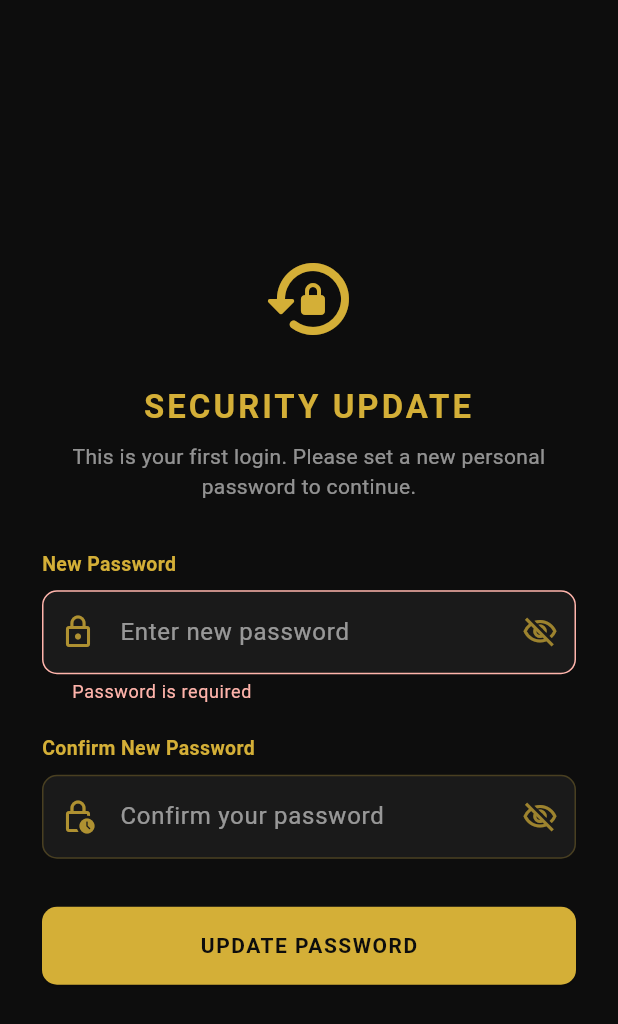
After one commit to Natzuu18/gahira, a Flutter app: the ChangePasswordPage screen opened directly, after a tap on "UPDATE PASSWORD", on a phone screen of 412 x 824 dp. The commit adds this screen. Shown: the top 1024 px of the screen. Run offline on Flutter 3.47's test engine with Material 3 defaults, Android fonts, the phone set to English and light mode, and no system bars; our stand-ins replace dartz, equatable, file_picker, pdf, printing, supabase_flutter; accounts and stored records are empty.

Commit message:
password changes 1st login done

```diff
--- a/lib/application/services/auth_service.dart
+++ b/lib/application/services/auth_service.dart
@@ -28,6 +28,10 @@ class AuthService {
     return result.map((entity) => UserDto.fromEntity(entity));
   }
 
+  Future<Either<Failure, void>> updatePassword(String newPassword) {
+    return repository.updatePassword(newPassword);
+  }
+
   Future<Either<Failure, void>> logout() => repository.logout();
 
   Future<Either<Failure, UserDto?>> getCurrentUser() async {
--- a/lib/domain/repositories/auth_repository.dart
+++ b/lib/domain/repositories/auth_repository.dart
@@ -25,6 +25,9 @@ abstract class AuthRepository {
   /// Optional but commonly paired with login/signup — logs the current user out.
   Future<Either<Failure, void>> logout();
 
+  /// Updates the password of the currently logged-in user.
+  Future<Either<Failure, void>> updatePassword(String newPassword);
+
   /// Optional — checks if a user session already exists (auto-login on app start).
   Future<Either<Failure, UserEntity?>> getCurrentUser();
 }
--- a/lib/main.dart
+++ b/lib/main.dart
@@ -6,6 +6,7 @@ import './presentation/operator/operator_dashboard.dart';
 import './presentation/client/client_dashboard.dart';
 import './presentation/shared_widgets/themeToggleButton.dart';
 import './presentation/landing/landing_page.dart';
+import './presentation/landing/change_password_page.dart';
 
 import './infrastructure/supabase/supabase_config.dart';
 import './infrastructure/repositories/supabase_auth_repository.dart';
@@ -162,6 +163,13 @@ class _LoginPageState extends State<LoginPage>
 
   void _goToDashboard(String role, String name) {
     final String normalizedRole = role.toLowerCase();
+
+    if (normalizedRole == 'change_password_required') {
+      Navigator.of(context).pushReplacement(
+        MaterialPageRoute(builder: (_) => const ChangePasswordPage()),
+      );
+      return;
+    }
 
     if (normalizedRole == 'admin') {
       Navigator.of(context).pushReplacement(
--- /dev/null
+++ b/lib/presentation/landing/change_password_page.dart
@@ -0,0 +1,193 @@
+import 'package:flutter/material.dart';
+import '../shared_widgets/appColor.dart';
+import '../../infrastructure/repositories/supabase_auth_repository.dart';
+import '../../application/services/auth_service.dart';
+import '../../main.dart';
+
+class ChangePasswordPage extends StatefulWidget {
+  const ChangePasswordPage({super.key});
+
+  @override
+  State<ChangePasswordPage> createState() => _ChangePasswordPageState();
+}
+
+class _ChangePasswordPageState extends State<ChangePasswordPage> {
+  final _formKey = GlobalKey<FormState>();
+  final _passwordController = TextEditingController();
+  final _confirmPasswordController = TextEditingController();
+  bool _isLoading = false;
+  bool _obscurePass = true;
+  bool _obscureConfirm = true;
+
+  @override
+  void dispose() {
+    _passwordController.dispose();
+    _confirmPasswordController.dispose();
+    super.dispose();
+  }
+
+  Future<void> _handleChangePassword() async {
+    if (!_formKey.currentState!.validate()) return;
+
+    setState(() => _isLoading = true);
+
+    final authService = AuthService(SupabaseAuthRepository());
+    final result = await authService.updatePassword(_passwordController.text.trim());
+
+    if (!mounted) return;
+    setState(() => _isLoading = false);
+
+    result.fold(
+      (failure) {
+        ScaffoldMessenger.of(context).showSnackBar(
+          SnackBar(
+            content: Text(failure.message),
+            backgroundColor: Colors.redAccent,
+          ),
+        );
+      },
+      (_) {
+        ScaffoldMessenger.of(context).showSnackBar(
+          const SnackBar(
+            content: Text('Password updated successfully! Please log in with your new password.'),
+            backgroundColor: Colors.green,
+          ),
+        );
+        // After password update, we log them out so they can log in with new credentials
+        authService.logout();
+        Navigator.of(context).pushAndRemoveUntil(
+          MaterialPageRoute(builder: (_) => const LoginPage()),
+          (route) => false,
+        );
+      },
+    );
+  }
+
+  @override
+  Widget build(BuildContext context) {
+    return Scaffold(
+      backgroundColor: context.bgColor,
+      body: Center(
+        child: SingleChildScrollView(
+          padding: const EdgeInsets.all(28),
+          child: ConstrainedBox(
+            constraints: const BoxConstraints(maxWidth: 400),
+            child: Form(
+              key: _formKey,
+              child: Column(
+                mainAxisSize: MainAxisSize.min,
+                crossAxisAlignment: CrossAxisAlignment.stretch,
+                children: [
+                  const Icon(Icons.lock_reset_rounded, color: kGold, size: 64),
+                  const SizedBox(height: 24),
+                  const Text(
+                    'SECURITY UPDATE',
+                    textAlign: TextAlign.center,
+                    style: TextStyle(
+                      color: kGold,
+                      fontSize: 22,
+                      fontWeight: FontWeight.bold,
+                      letterSpacing: 2,
+                    ),
+                  ),
+                  const SizedBox(height: 8),
+                  Text(
+                    'This is your first login. Please set a new personal password to continue.',
+                    textAlign: TextAlign.center,
+                    style: TextStyle(color: context.mutedTextColor, fontSize: 14),
+                  ),
+                  const SizedBox(height: 32),
+
+                  _buildLabel('New Password'),
+                  const SizedBox(height: 8),
+                  _buildTextField(
+                    controller: _passwordController,
+                    hint: 'Enter new password',
+                    icon: Icons.lock_outline,
+                    obscureText: _obscurePass,
+                    onToggleObscure: () => setState(() => _obscurePass = !_obscurePass),
+                    validator: (v) {
+                      if (v == null || v.isEmpty) return 'Password is required';
+                      if (v.length < 8) return 'Password must be at least 8 characters';
+                      return null;
+                    },
+                  ),
+                  const SizedBox(height: 20),
+
+                  _buildLabel('Confirm New Password'),
+                  const SizedBox(height: 8),
+                  _buildTextField(
+                    controller: _confirmPasswordController,
+                    hint: 'Confirm your password',
+                    icon: Icons.lock_clock_outlined,
+                    obscureText: _obscureConfirm,
+                    onToggleObscure: () => setState(() => _obscureConfirm = !_obscureConfirm),
+                    validator: (v) {
+                      if (v != _passwordController.text) return 'Passwords do not match';
+                      return null;
+                    },
+                  ),
+                  const SizedBox(height: 32),
+
+                  SizedBox(
+                    height: 52,
+                    child: ElevatedButton(
+                      onPressed: _isLoading ? null : _handleChangePassword,
+                      style: ElevatedButton.styleFrom(
+                        backgroundColor: kGold,
+                        foregroundColor: kBlack,
+                        shape: RoundedRectangleBorder(borderRadius: BorderRadius.circular(10)),
+                      ),
+                      child: _isLoading
+                        ? const SizedBox(width: 20, height: 20, child: CircularProgressIndicator(strokeWidth: 2, color: kBlack))
+                        : const Text('UPDATE PASSWORD', style: TextStyle(fontWeight: FontWeight.bold, letterSpacing: 1)),
+                    ),
+                  ),
+                ],
+              ),
+            ),
+          ),
+        ),
+      ),
+    );
+  }
+
+  Widget _buildLabel(String text) {
+    return Text(
+      text,
+      style: const TextStyle(color: kGold, fontSize: 13, fontWeight: FontWeight.w600),
+    );
+  }
+
+  Widget _buildTextField({
+    required TextEditingController controller,
+    required String hint,
+    required IconData icon,
+    required bool obscureText,
+    required VoidCallback onToggleObscure,
+    String? Function(String?)? validator,
+  }) {
+    return TextFormField(
+      controller: controller,
+      obscureText: obscureText,
+      validator: validator,
+      style: TextStyle(color: context.textColor),
+      cursorColor: kGold,
+      decoration: InputDecoration(
+        hintText: hint,
+        hintStyle: TextStyle(color: context.mutedTextColor),
+        prefixIcon: Icon(icon, color: kGold.withOpacity(0.8)),
+        suffixIcon: IconButton(
+          icon: Icon(obscureText ? Icons.visibility_off_outlined : Icons.visibility_outlined, color: kGold.withOpacity(0.7)),
+          onPressed: onToggleObscure,
+        ),
+        filled: true,
+        fillColor: context.surfaceColor,
+        contentPadding: const EdgeInsets.symmetric(vertical: 16, horizontal: 16),
+        border: OutlineInputBorder(borderRadius: BorderRadius.circular(10), borderSide: BorderSide(color: kGold.withOpacity(0.25))),
+        enabledBorder: OutlineInputBorder(borderRadius: BorderRadius.circular(10), borderSide: BorderSide(color: kGold.withOpacity(0.25))),
+        focusedBorder: OutlineInputBorder(borderRadius: BorderRadius.circular(10), borderSide: const BorderSide(color: kGold, width: 1.6)),
+      ),
+    );
+  }
+}
--- a/pubspec.yaml
+++ b/pubspec.yaml
@@ -40,6 +40,7 @@ dependencies:
   file_picker: ^8.1.2
   intl: ^0.19.0
   http: ^1.6.0
+  url_launcher: ^6.3.1
   crypto: ^3.0.7
   uuid: ^4.6.0
   pdf: ^3.10.8
```
Also changed, not shown: lib/infrastructure/repositories/supabase_approval_repository.dart (+19 -80 lines), lib/infrastructure/repositories/supabase_auth_repository.dart (+35 -11 lines), lib/presentation/admin/approval_page.dart (+33 -19 lines), pubspec.lock.
